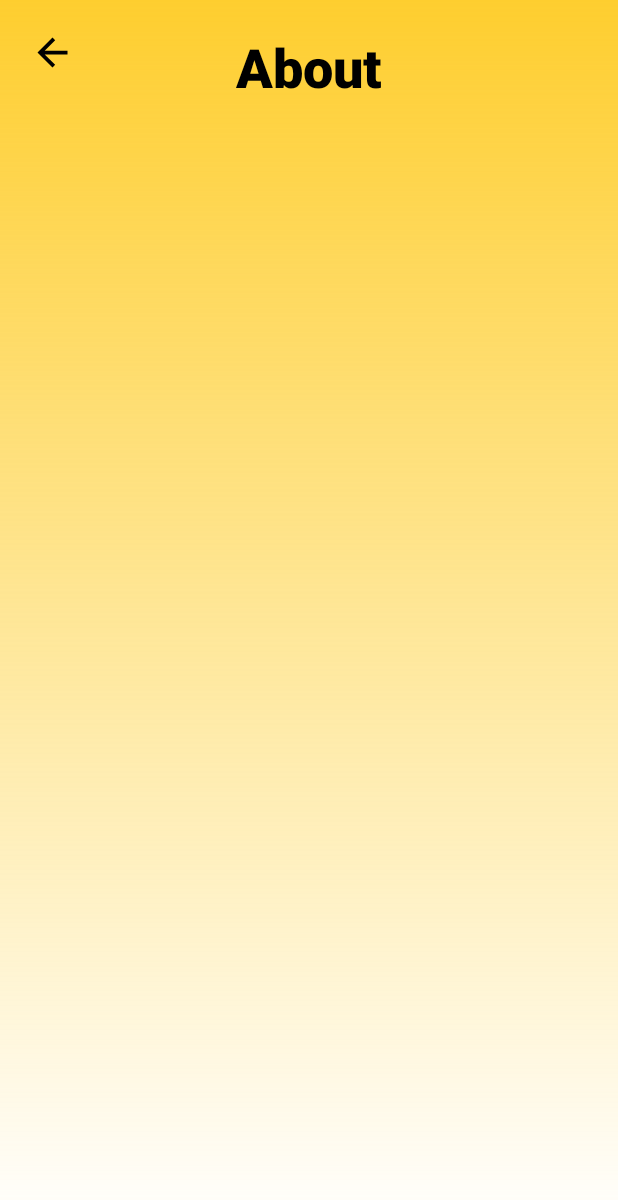
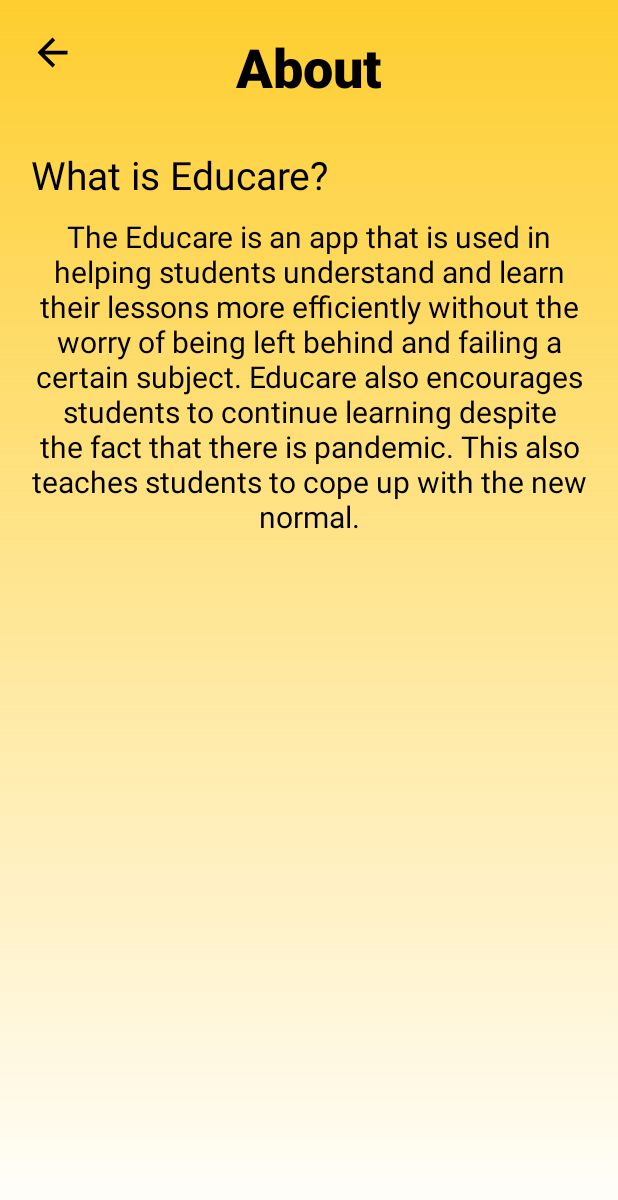
Before and after one commit to renaloyan/educare, an Android app: the About screen opened directly, with no data from a screen before it, on a phone screen of 412 x 824 dp. Shown: the top 1200 px of the screen. Run offline under Robolectric (Android 15) with nearby library versions, the light colour scheme and no system bars; our stand-ins replace Firebase (no records; nobody signed in at launch, a user with empty details on screens opened directly).

Commit message:
added new functions

```diff
--- a/app/src/main/AndroidManifest.xml
+++ b/app/src/main/AndroidManifest.xml
@@ -3,6 +3,8 @@
     package="com.algobty.educare">
 
     <uses-permission android:name="android.permission.INTERNET" />
+    <uses-permission android:name="android.permission.ACCESS_WIFI_STATE" />
+    <uses-permission android:name="android.permission.ACCESS_NETWORK_STATE" />
 
     <application
         android:allowBackup="true"
--- a/app/src/main/java/com/algobty/educare/About.java
+++ b/app/src/main/java/com/algobty/educare/About.java
@@ -1,8 +1,13 @@
 package com.algobty.educare;
 
+import androidx.appcompat.app.AlertDialog;
 import androidx.appcompat.app.AppCompatActivity;
 
+import android.content.Context;
+import android.content.DialogInterface;
 import android.content.Intent;
+import android.net.ConnectivityManager;
+import android.net.NetworkInfo;
 import android.os.Bundle;
 import android.os.Handler;
 import android.view.View;
@@ -38,6 +43,23 @@
             finish();
         }
 
+        if(!isConnected()){
+
+            new AlertDialog.Builder(this)
+                    .setIcon(R.drawable.ic_internet_connection)
+                    .setTitle("No Internet Connection")
+                    .setMessage("Please Check your Internet Connection")
+                    .setCancelable(false)
+                    .setPositiveButton("Close", new DialogInterface.OnClickListener() {
+                        @Override
+                        public void onClick(DialogInterface dialog, int which) {
+                            finish();
+                            System.exit(0);
+                        }
+                    }).show();
+
+        }
+
     }
 
     //double backpressed
@@ -61,4 +83,14 @@
         }, 2000);
     }
 
+    private boolean isConnected() {
+
+        ConnectivityManager connectivityManager = (ConnectivityManager) getSystemService(Context.CONNECTIVITY_SERVICE);
+
+        NetworkInfo networkInfo = connectivityManager.getActiveNetworkInfo();
+
+        return  networkInfo != null && networkInfo.isConnected();
+
+    }
+
 }
--- /dev/null
+++ b/app/src/main/res/drawable/ic_internet_connection.xml
@@ -0,0 +1,9 @@
+<vector xmlns:android="http://schemas.android.com/apk/res/android"
+    android:width="24dp"
+    android:height="24dp"
+    android:viewportWidth="24"
+    android:viewportHeight="24">
+  <path
+      android:fillColor="@android:color/black"
+      android:pathData="M22.99,9C19.15,5.16 13.8,3.76 8.84,4.78l2.52,2.52c3.47,-0.17 6.99,1.05 9.63,3.7l2,-2zM18.99,13c-1.29,-1.29 -2.84,-2.13 -4.49,-2.56l3.53,3.53 0.96,-0.97zM2,3.05L5.07,6.1C3.6,6.82 2.22,7.78 1,9l1.99,2c1.24,-1.24 2.67,-2.16 4.2,-2.77l2.24,2.24C7.81,10.89 6.27,11.73 5,13v0.01L6.99,15c1.36,-1.36 3.14,-2.04 4.92,-2.06L18.98,20l1.27,-1.26L3.29,1.79 2,3.05zM9,17l3,3 3,-3c-1.65,-1.66 -4.34,-1.66 -6,0z"/>
+</vector>
--- a/app/src/main/res/layout/activity_about.xml
+++ b/app/src/main/res/layout/activity_about.xml
@@ -15,6 +15,7 @@
         android:src="@drawable/ic_arrow_back" />
 
     <TextView
+        android:id="@+id/about"
         android:layout_width="wrap_content"
         android:layout_height="wrap_content"
         android:fontFamily="sans-serif-black"
@@ -24,4 +25,29 @@
         android:layout_centerHorizontal="true"
         android:gravity="center"/>
 
+    <TextView
+        android:id="@+id/what_educare"
+        android:layout_below="@id/about"
+        android:layout_marginTop="30dp"
+        android:layout_width="wrap_content"
+        android:layout_height="wrap_content"
+        android:fontFamily="sans-serif"
+        android:textSize="26dp"
+        android:text="What is Educare?"
+        android:textColor="@android:color/black"
+        android:gravity="center"/>
+
+    <TextView
+        android:id="@+id/what_ans"
+        android:layout_marginTop="10dp"
+        android:layout_below="@id/what_educare"
+        android:layout_width="wrap_content"
+        android:layout_height="wrap_content"
+        android:fontFamily="sans-serif"
+        android:textSize="20dp"
+        android:text="@string/about"
+        android:textColor="@android:color/black"
+        android:layout_centerHorizontal="true"
+        android:gravity="center"/>
+
 </RelativeLayout>
--- a/app/src/main/res/layout/slides_layout.xml
+++ b/app/src/main/res/layout/slides_layout.xml
@@ -9,7 +9,7 @@
     <ImageView
         android:id="@+id/slider_image"
         android:layout_width="0dp"
-        android:layout_height="400dp"
+        android:layout_height="300dp"
         android:padding="20dp"
         app:layout_constraintEnd_toEndOf="parent"
         app:layout_constraintStart_toStartOf="parent"
@@ -23,7 +23,7 @@
         android:fontFamily="serif-monospace"
         android:gravity="center"
         android:textColor="#000000"
-        android:textSize="30sp"
+        android:textSize="28sp"
         app:layout_constraintEnd_toEndOf="parent"
         app:layout_constraintStart_toStartOf="parent"
         app:layout_constraintTop_toBottomOf="@+id/slider_image" />
--- a/app/src/main/res/values/strings.xml
+++ b/app/src/main/res/values/strings.xml
@@ -7,12 +7,19 @@
     <string name="contributor_header">Contributor</string>
 
     <!--ViewPager Description-->
-    <string name="wel_user_desc">Welcome to Educare where learning is much easier.</string>
+    <string name="wel_user_desc">where learning is much easier.</string>
     <string name="donate_desc">If you\'re enjoying and gaining numerous knowledge in Educare a few spare coins in your pockets
     can help a lot by watching a few ads and subscribing to our premium account. You can help the school in giving their students
     the best experience to learn in this pandemic.</string>
     <string name="science">We would like to express our profound gratitude to the following contributors: Bantayan Science High School,
         and Banscie Supreme Student Government.</string>
-    <string name="algobty">We would like to express our profound gratitude to the following contributors: Algobty Team</string>
+    <string name="algobty">We would like to express our profound gratitude to the Algobty Team</string>
+
+    <!--About-->
+    <string name="about">The Educare is an app that is used in helping students understand and learn their lessons
+        more efficiently without the worry of being left behind and failing a certain subject. Educare also encourages
+        students to continue learning despite the fact that there is pandemic. This also teaches students to cope up with
+        the new normal.
+    </string>
 
 </resources>
```
Also changed, not shown: app/src/main/java/com/algobty/educare/CreateAccount.java (+31 -0 lines), app/src/main/java/com/algobty/educare/CurrentTask.java (+32 -0 lines), app/src/main/java/com/algobty/educare/Home.java (+32 -0 lines), app/src/main/java/com/algobty/educare/Login.java (+29 -0 lines), app/src/main/java/com/algobty/educare/MainActivity.java (+32 -0 lines), app/src/main/java/com/algobty/educare/OnBoarding.java (+33 -0 lines), app/src/main/java/com/algobty/educare/Profile.java (+30 -7 lines), app/src/main/java/com/algobty/educare/Settings.java (+43 -0 lines).
